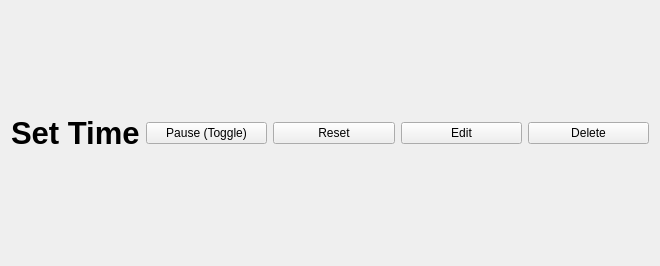
The window that timerwidget.ui (MikeParadox/study_timer) describes before a commit, drawn with Qt 5.
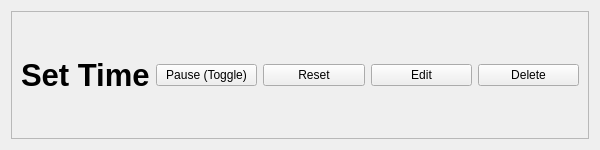
The same window after the commit.

Commit message: UI changes: Fixed size for timers, added scrolling

```diff
--- a/timerwidget.ui
+++ b/timerwidget.ui
@@ -6,15 +6,36 @@
    <rect>
     <x>0</x>
     <y>0</y>
-    <width>660</width>
-    <height>266</height>
+    <width>600</width>
+    <height>150</height>
    </rect>
   </property>
+  <property name="sizePolicy">
+   <sizepolicy hsizetype="Preferred" vsizetype="Minimum">
+    <horstretch>0</horstretch>
+    <verstretch>0</verstretch>
+   </sizepolicy>
+  </property>
+  <property name="minimumSize">
+   <size>
+    <width>0</width>
+    <height>150</height>
+   </size>
+  </property>
   <property name="windowTitle">
    <string>Form</string>
   </property>
   <layout class="QHBoxLayout" name="horizontalLayout">
    <item>
+    <widget class="QFrame" name="frame">
+     <property name="frameShape">
+      <enum>QFrame::StyledPanel</enum>
+     </property>
+     <property name="frameShadow">
+      <enum>QFrame::Raised</enum>
+     </property>
+     <layout class="QHBoxLayout" name="horizontalLayout_2">
+      <item>
     <widget class="QLabel" name="time">
      <property name="font">
       <font>
@@ -54,6 +75,9 @@
      <property name="text">
       <string>Delete</string>
      </property>
+       </widget>
+      </item>
+     </layout>
     </widget>
    </item>
   </layout>
```
Lines whose indentation alone changed are shown as unchanged. The commit also changes 2 other files.
